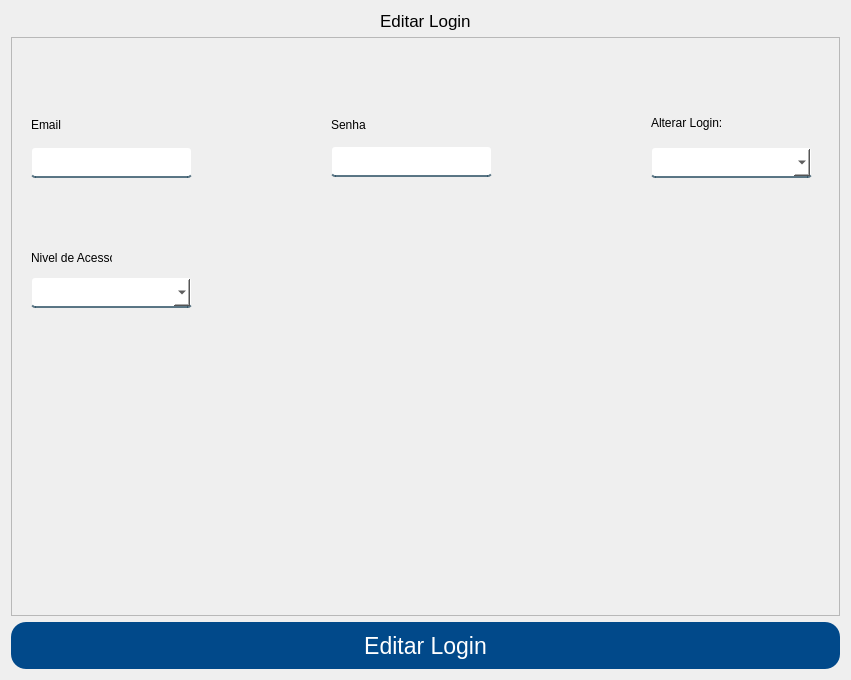
Qt form App/view/ui/editarLogin.ui (Senac-SOR-ADS/Mapa-de-Sala) before a commit.
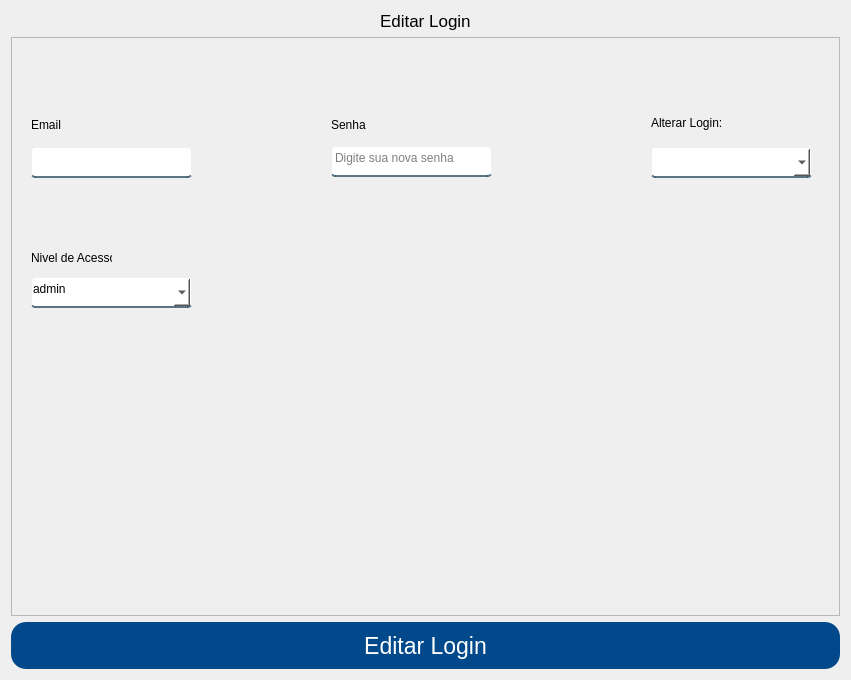
The same form after that commit.

```diff
--- a/App/view/ui/editarLogin.ui
+++ b/App/view/ui/editarLogin.ui
@@ -84,6 +84,12 @@
         <height>31</height>
        </rect>
       </property>
+      <property name="text">
+       <string/>
+      </property>
+      <property name="placeholderText">
+       <string>Digite sua nova senha</string>
+      </property>
      </widget>
      <widget class="QComboBox" name="nivelAcesso">
       <property name="geometry">
@@ -100,6 +106,16 @@
       <property name="editable">
        <bool>false</bool>
       </property>
+      <item>
+       <property name="text">
+        <string>admin</string>
+       </property>
+      </item>
+      <item>
+       <property name="text">
+        <string>user</string>
+       </property>
+      </item>
      </widget>
      <widget class="QLabel" name="label">
       <property name="geometry">
```
